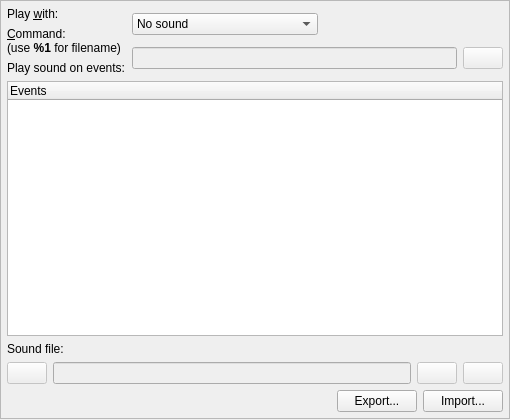
The window that src/sound/soundlayersettings.ui (Winand/mqutim) describes before a commit, drawn with Qt 5.
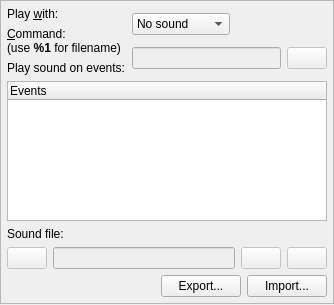
The same window after the commit. Icons and pictures are not drawn.

What changed in the file:
```diff
--- a/src/sound/soundlayersettings.ui
+++ b/src/sound/soundlayersettings.ui
@@ -1,12 +1,12 @@
 <ui version="4.0" >
  <class>SoundSettingsClass</class>
- <widget class="QWidget" name="SoundSettingsClass" >
-  <property name="geometry" >
+ <widget class="QWidget" name="SoundSettingsClass">
+  <property name="geometry">
    <rect>
     <x>0</x>
     <y>0</y>
-    <width>510</width>
-    <height>420</height>
+    <width>334</width>
+    <height>305</height>
    </rect>
   </property>
   <property name="windowTitle" >
@@ -299,7 +299,7 @@
    </item>
   </layout>
  </widget>
- <layoutdefault spacing="6" margin="11" />
+ <layoutdefault spacing="6" margin="11"/>
  <resources>
   <include location="../../qutim.qrc" />
   <include location="../../qutim.qrc" />
```
Left out of the diff: 180 changed lines with no effect on the pictures.
